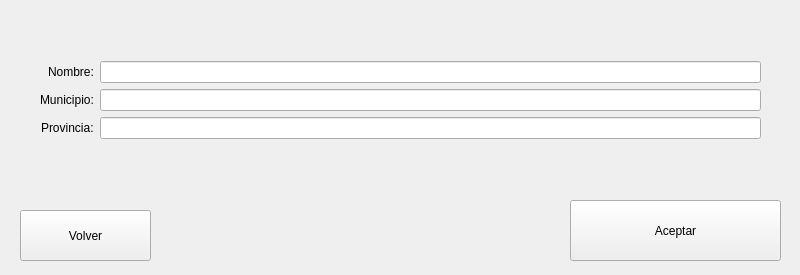
Above: ui/clinicas_crear.ui from Damapa03/Veterinaria before the change. Below: the same form after it.
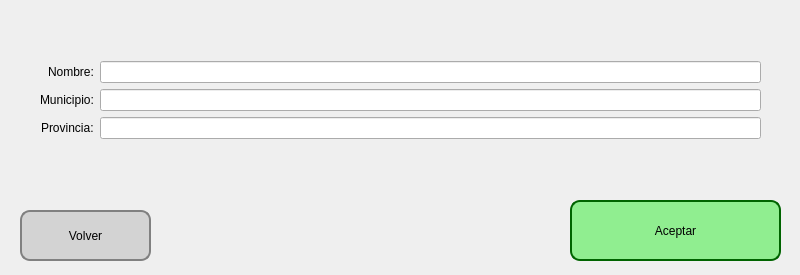
That is the form after the change.

```diff
--- a/ui/clinicas_crear.ui
+++ b/ui/clinicas_crear.ui
@@ -23,6 +23,23 @@
       <height>51</height>
      </rect>
     </property>
+    <property name="styleSheet">
+     <string notr="true">QPushButton {
+    background-color: lightgray;
+    color: black;
+    border: 2px solid gray;
+    border-radius: 10px;
+    padding: 5px;
+}
+
+QPushButton:hover {
+    background-color: silver;
+}
+
+QPushButton:pressed {
+    background-color: darkgray;
+}</string>
+    </property>
     <property name="text">
      <string>Volver</string>
     </property>
@@ -36,6 +53,24 @@
       <height>61</height>
      </rect>
     </property>
+    <property name="styleSheet">
+     <string notr="true">QPushButton {
+    background-color: lightgreen;
+    color: Black;
+    border: 2px solid #006400;
+    border-radius: 10px;
+    padding: 5px;
+}
+
+QPushButton:hover {
+    background-color: #00b300;
+}
+
+QPushButton:pressed {
+    background-color: #004d00;
+}
+</string>
+    </property>
     <property name="text">
      <string>Aceptar</string>
     </property>
```
